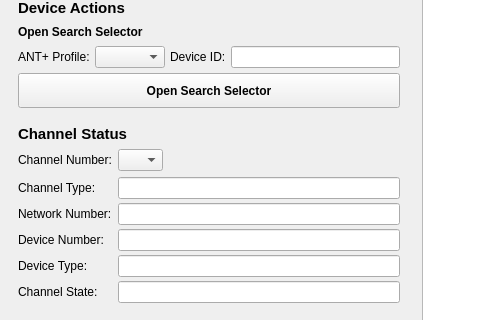
The window that libAnt/GUI/ant_UI.ui (pcavanaugh04/libant) describes before a commit, drawn with Qt 5; both pictures show x 0 to 480 and y 201 to 521 of the 1057 by 743 pixel window.
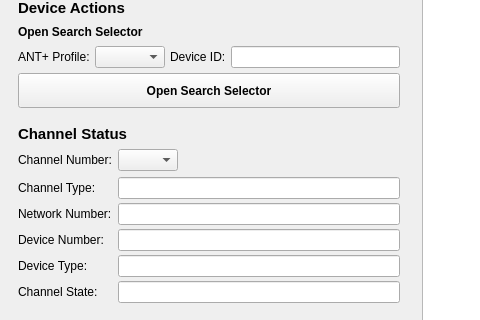
The same window after the commit.

Commit message: Verify save data format

```diff
--- a/libAnt/GUI/ant_UI.ui
+++ b/libAnt/GUI/ant_UI.ui
@@ -486,7 +486,7 @@
           <widget class="QComboBox" name="status_channel_number_combo">
            <property name="maximumSize">
             <size>
-             <width>45</width>
+             <width>60</width>
              <height>16777215</height>
             </size>
            </property>
```
The commit also changes 2 other files.
